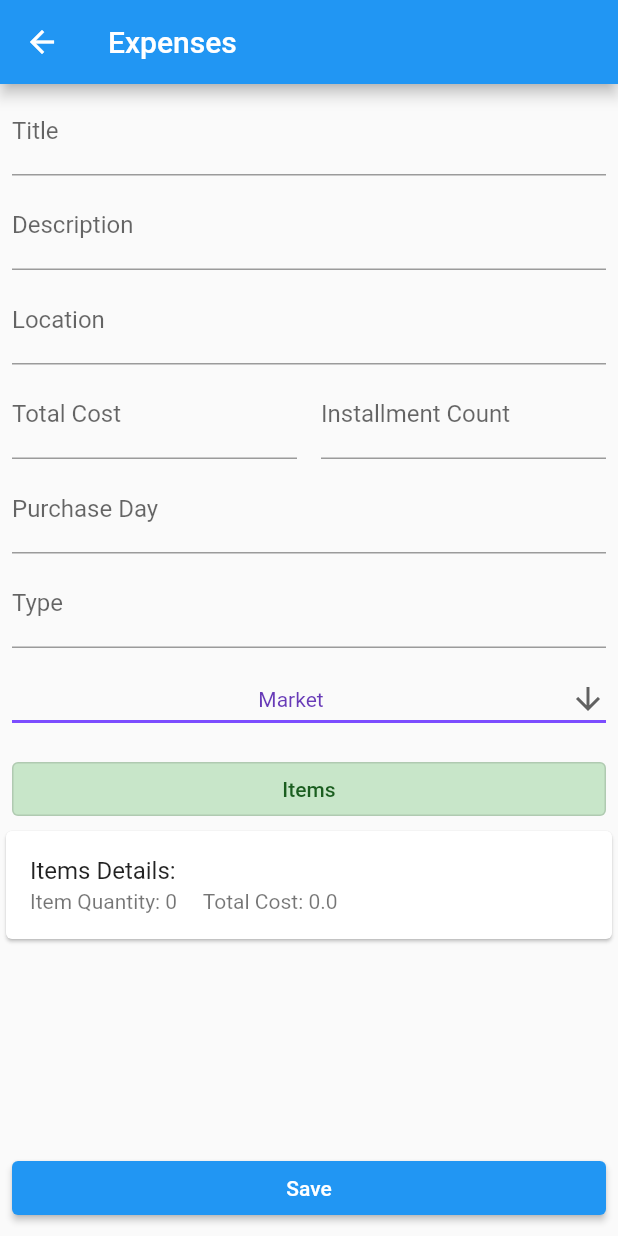
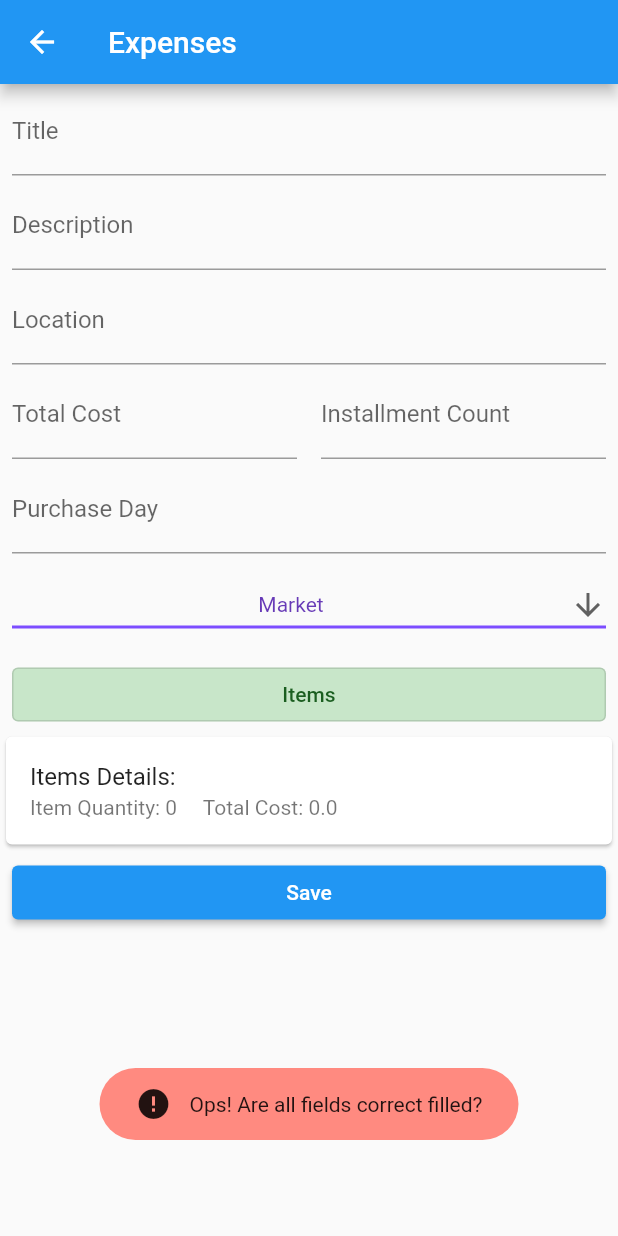
Before and after one commit to gumberss/FinanceControlinatorMobile, a Flutter app: the ExpensesScreen screen opened directly, after a tap on "Save", on a phone screen of 412 x 824 dp. Run offline on Flutter 3.47's test engine with Material 2 defaults, Android fonts, the phone set to English and light mode, and no system bars; our stand-ins replace fluttertoast.

Commit message:
chore: adding expense to json, add toast when save a expense

```diff
--- a/lib/expenses/components/ExpenseTypeDropDown.dart
+++ b/lib/expenses/components/ExpenseTypeDropDown.dart
@@ -3,6 +3,8 @@ import 'package:flutter/cupertino.dart';
 import 'package:flutter/material.dart';
 
 class ExpenseTypeDropDown extends StatefulWidget {
+  String dropdownValue = ExpenseType.types.first.value.toString();
+
   @override
   State<StatefulWidget> createState() {
     return _DropDown();
@@ -10,17 +12,17 @@ class ExpenseTypeDropDown extends StatefulWidget {
 }
 
 class _DropDown extends State<ExpenseTypeDropDown> {
-  String dropdownValue = ExpenseType.types.first.value.toString();
 
   @override
   Widget build(BuildContext context) {
     return Padding(padding: EdgeInsets.all(8),
     child: DropdownButton<String>(
-      value: dropdownValue,
+      value: widget.dropdownValue,
       icon: const Icon(Icons.arrow_downward),
       isExpanded:true,
       alignment:  Alignment.center,
       elevation: 16,
+      hint: Text("Select a type"),
       style: const TextStyle(color: Colors.deepPurple,),
       underline: Container(
         height: 2,
@@ -28,7 +30,7 @@ class _DropDown extends State<ExpenseTypeDropDown> {
       ),
       onChanged: (String? newValue) {
         setState(() {
-          dropdownValue = newValue!;
+          widget.dropdownValue = newValue!;
         });
       },
       items: ExpenseType.types
--- /dev/null
+++ b/lib/expenses/domain/Expense.dart
@@ -0,0 +1,73 @@
+import 'package:finance_controlinator_mobile/expenses/domain/ExpenseItem.dart';
+
+import 'ExpenseType.dart';
+
+class Expense {
+  String? id;
+  String title;
+  String description;
+  String location;
+  DateTime purchaseDay;
+  ExpenseType type;
+
+  double totalCost;
+  int installmentCount;
+
+  String observation;
+
+  List<ExpenseItem> items;
+
+  Expense(
+      this.title,
+      this.description,
+      this.location,
+      this.purchaseDay,
+      this.type,
+      this.totalCost,
+      this.installmentCount,
+      this.observation,
+      this.items);
+
+  Expense.fromJson(Map<String, dynamic> json)
+      : id = json['id'],
+        title = json['title'],
+        description = json['description'],
+        location = json['location'],
+        purchaseDay = json['purchaseDay'],
+        type = json['type'],
+        totalCost = json['totalCost'],
+        installmentCount = json['installmentCount'],
+        observation = json['observation'],
+        items = json['items'];
+
+  Map<String, dynamic> toJson() => {
+        'id': id,
+        'title': title,
+        'description': description,
+        'location': location,
+        'purchaseDay': purchaseDay,
+        'type': type,
+        'totalCost': totalCost,
+        'installmentCount': installmentCount,
+        'observation': observation,
+        'items': items.map((e) => e.toJson()),
+      };
+
+  static bool areValidProperties(
+      String title,
+      String description,
+      String location,
+      DateTime purchaseDay,
+      ExpenseType type,
+      double? totalCost,
+      int? installmentCount,
+      String observation,
+      List<ExpenseItem> items) {
+    return title.isNotEmpty &&
+        location.isNotEmpty &&
+        totalCost != null &&
+        totalCost > 0 &&
+        installmentCount != null &&
+        installmentCount > 0;
+  }
+}
--- a/lib/expenses/domain/ExpenseItem.dart
+++ b/lib/expenses/domain/ExpenseItem.dart
@@ -3,13 +3,31 @@ class ExpenseItem {
   String description;
   double cost;
   int amount;
+  String? id;
 
   ExpenseItem(this.name, this.description, this.cost, this.amount);
 
   double totalCost() => cost * amount;
 
-  static bool isValidProperties(
-      String name, String description, double? cost, int? amount) {
+  ExpenseItem.fromJson(Map<String, dynamic> json)
+      :
+        id = json['id'],
+        name = json['name'],
+        description = json['description'],
+        cost = json['cost'],
+        amount = json['amount'];
+
+  Map<String, dynamic> toJson() =>
+      {
+        'id': id,
+        'name': name,
+        'description': description,
+        'cost': cost,
+        'amount': amount
+      };
+
+  static bool isValidProperties(String name, String description, double? cost,
+      int? amount) {
     return name.isNotEmpty &&
         cost != null &&
         cost > 0 &&
--- a/lib/expenses/screens/ExpenseItems.dart
+++ b/lib/expenses/screens/ExpenseItems.dart
@@ -119,7 +119,7 @@ class ExpenseItemsForm extends StatelessWidget {
                   } else {
                     toast.showToast(
                       child: DefaultToast.Error(
-                          "Ops! All fields are correct filled?"),
+                          "Ops! Are all fields correct filled?"),
                       gravity: ToastGravity.BOTTOM,
                       toastDuration: Duration(seconds: 2),
                     );
--- a/lib/expenses/screens/Expenses.dart
+++ b/lib/expenses/screens/Expenses.dart
@@ -1,10 +1,14 @@
 import 'package:finance_controlinator_mobile/components/DefaultInput.dart';
+import 'package:finance_controlinator_mobile/expenses/components/DefaultToast.dart';
 import 'package:finance_controlinator_mobile/expenses/components/ExpenseTypeDropDown.dart';
+import 'package:finance_controlinator_mobile/expenses/domain/Expense.dart';
 import 'package:finance_controlinator_mobile/expenses/domain/ExpenseItem.dart';
+import 'package:finance_controlinator_mobile/expenses/domain/ExpenseType.dart';
 import 'package:finance_controlinator_mobile/expenses/screens/ExpenseItems.dart';
 import 'package:flutter/cupertino.dart';
 import 'package:flutter/material.dart';
 import 'package:flutter/services.dart';
+import 'package:fluttertoast/fluttertoast.dart';
 
 class ExpensesScreen extends StatefulWidget {
   @override
@@ -30,21 +34,30 @@ class _ExpensesScreenState extends State<ExpensesScreen> {
 
   List<ExpenseItem> items = List.empty(growable: true);
 
+  FToast toast;
+
+  _ExpensesScreenState() : toast = FToast();
+
+  var typeDropDown = ExpenseTypeDropDown();
+
   @override
   Widget build(BuildContext context) {
+    toast.init(context);
+
     return Scaffold(
         appBar: AppBar(
           title: Text("Expenses"),
         ),
-        body: Column(
+        body: SingleChildScrollView(
+          child: Column(
             mainAxisAlignment: MainAxisAlignment.spaceBetween,
             children: [
               Column(
                 mainAxisAlignment: MainAxisAlignment.start,
                 children: [
                   DefaultInput("Title", TextInputType.text, _titleController),
-                DefaultInput(
-                    "Description", TextInputType.text, _descriptionController),
+                  DefaultInput("Description", TextInputType.text,
+                      _descriptionController),
                   DefaultInput(
                       "Location", TextInputType.text, _locationController),
                   Row(
@@ -62,12 +75,11 @@ class _ExpensesScreenState extends State<ExpensesScreen> {
                       ),
                     ],
                   ),
-                DefaultInput(
-                    "Purchase Day", TextInputType.text, _purchaseDayController),
-                DefaultInput("Type", TextInputType.text, _typeController),
+                  DefaultInput("Purchase Day", TextInputType.text,
+                      _purchaseDayController),
                   SizedBox(
                     width: double.maxFinite,
-                  child: ExpenseTypeDropDown(),
+                    child: typeDropDown,
                   ),
                   //DefaultInput("Observation", TextInputType.text, _observationController),
                   Padding(
@@ -103,23 +115,58 @@ class _ExpensesScreenState extends State<ExpensesScreen> {
                   )
                 ],
               ),
-            Column(
-              mainAxisAlignment: MainAxisAlignment.end,
-              mainAxisSize: MainAxisSize.max,
-              children: [
                   Padding(
                     padding:
                         EdgeInsets.only(left: 8, right: 8, top: 4, bottom: 8),
                     child: SizedBox(
                       width: double.maxFinite,
+                      child: ElevatedButton(
+                          onPressed: () {
+                            var title = _titleController.text;
+                            var description = _descriptionController.text;
+                            var location = _locationController.text;
+                            var totalCost =
+                                double.tryParse(_totalCostController.text);
+                            var installmentCount =
+                                int.tryParse(_installmentCountController.text);
+                            var purchaseDay =
+                                DateTime.now(); // todo: fix it later
+                            var typeInt = int.parse(typeDropDown.dropdownValue);
+                            var type = ExpenseType.types
+                                .where((element) => element.value == typeInt)
+                                .first;
+
+                            if (Expense.areValidProperties(
+                                title,
+                                description,
+                                location,
+                                purchaseDay,
+                                type,
+                                totalCost,
+                                installmentCount,
+                                "",
+                                items)) {
+                              toast.showToast(
                                 child:
-                        ElevatedButton(onPressed: () {}, child: Text("Save")),
+                                    DefaultToast.Success("Expense Created :)"),
+                                gravity: ToastGravity.BOTTOM,
+                                toastDuration: Duration(seconds: 2),
+                              );
+                            } else {
+                              toast.showToast(
+                                child: DefaultToast.Error(
+                                    "Ops! Are all fields correct filled?"),
+                                gravity: ToastGravity.BOTTOM,
+                                toastDuration: Duration(seconds: 2),
+                              );
+                            }
+                          },
+                          child: Text("Save")),
                     ),
                   )
                 ],
-            )
               //DefaultInput("Items", TextInputType.text, _descriptionController),
-          ],
+          ),
         ));
   }
 }
```
Lines whose indentation alone changed are shown as unchanged.
